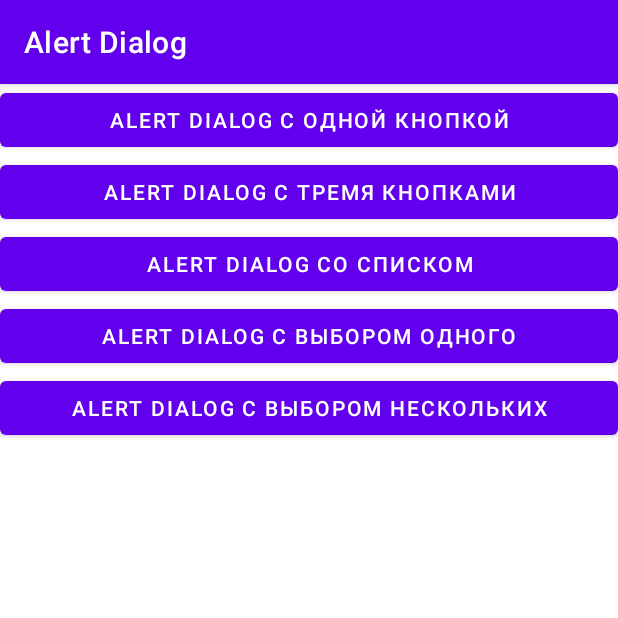
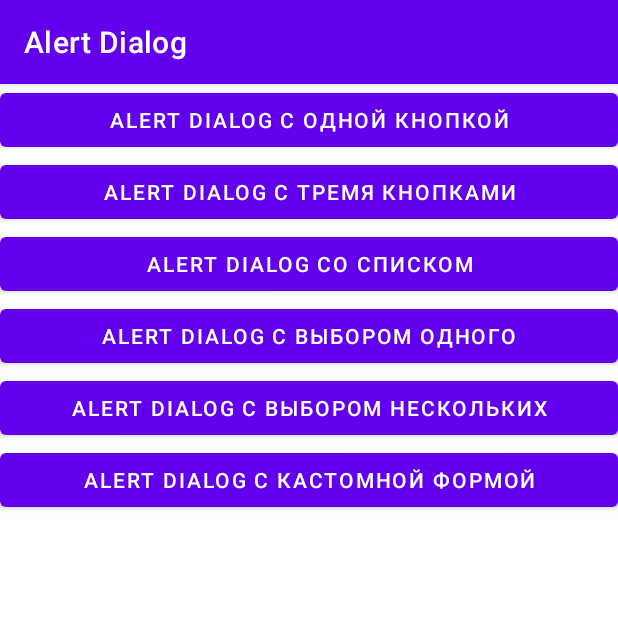
Before and after one commit to shumvlesu/MyFirstApp2, an Android app: the screen it shows after launch (MainActivity), on a phone screen of 412 x 824 dp, the top half of it. Run offline under Robolectric (Android 15) with nearby library versions, the phone set to English and light mode, and no system bars.

Commit message:
11 урок. стр. методички - 17, урок 54:39

```diff
--- a/app/src/main/res/layout/activity_main.xml
+++ b/app/src/main/res/layout/activity_main.xml
@@ -36,4 +36,11 @@
         android:layout_height="wrap_content"
         android:text="@string/alert_dialog_list_multi" />
 
+    <Button
+        android:id="@+id/alertDialogCustom"
+        android:layout_width="match_parent"
+        android:layout_height="wrap_content"
+        android:text="@string/alert_dialog_custom_form" />
+
+
 </LinearLayout>
--- a/app/src/main/res/values/strings.xml
+++ b/app/src/main/res/values/strings.xml
@@ -11,4 +11,5 @@
     <string name="alert_dialog_list">Alert Dialog со списком</string>
     <string name="alert_dialog_list_single">Alert Dialog с выбором одного</string>
     <string name="alert_dialog_list_multi">Alert Dialog с выбором нескольких</string>
+    <string name="alert_dialog_custom_form">Alert Dialog с кастомной формой</string>
 </resources>
```
Also changed, not shown: app/src/main/java/com/shumikhin/myfirstapp2/MainActivity.java (+19 -0 lines), app/src/main/res/layout/dialog_custom.xml (added, +14 -0 lines).
